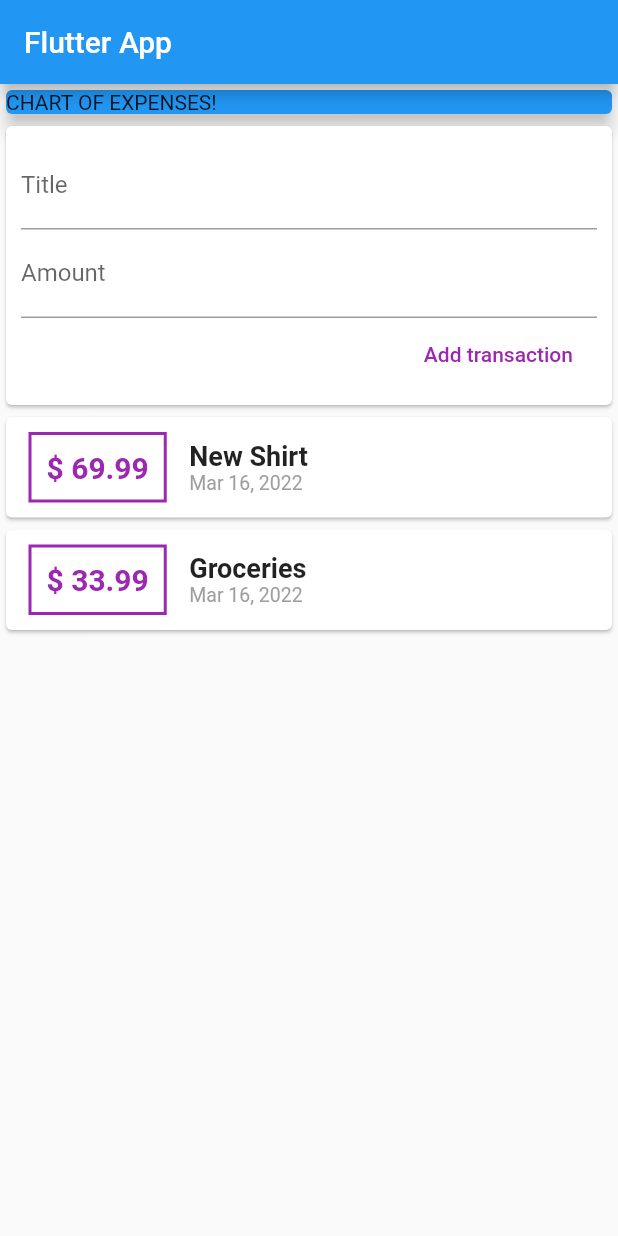
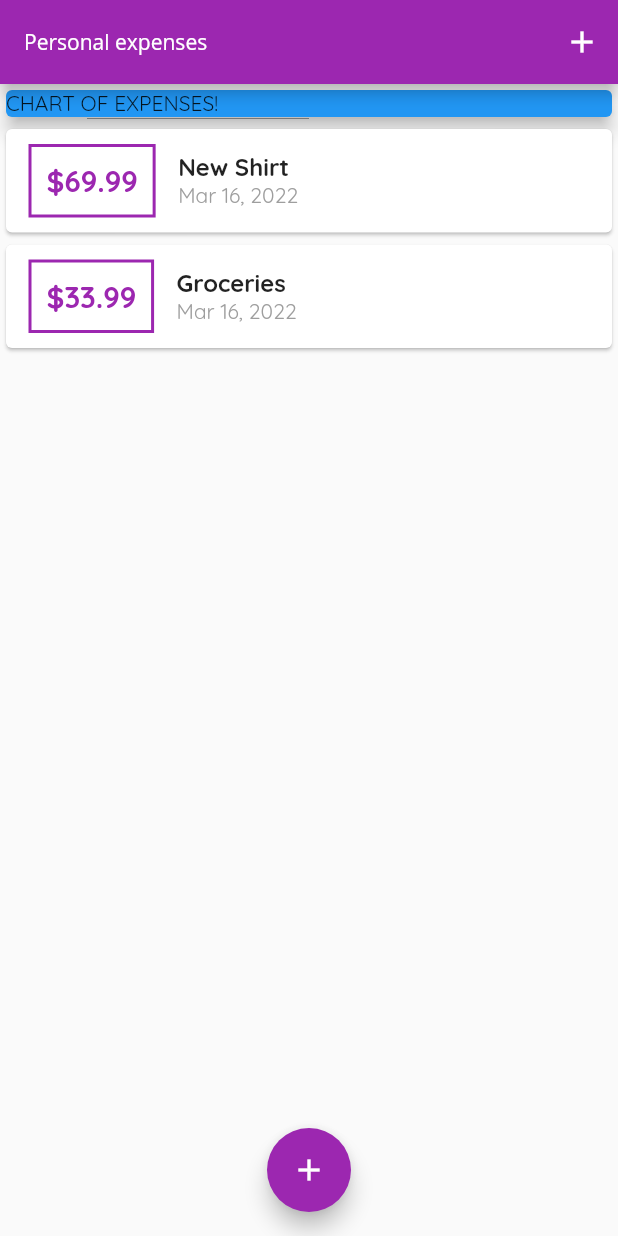
Before and after one commit to Alexsandrux/Learning_flutter, a Flutter app: the screen it shows after launch, on a phone screen of 412 x 824 dp. Run offline on Flutter 3.47's test engine with Material 2 defaults, Android fonts, the phone set to English and light mode, and no system bars.

Commit message:
adding theming and adding the posibility to add an expense by user

```diff
--- a/course_expenses_app/lib/main.dart
+++ b/course_expenses_app/lib/main.dart
@@ -1,6 +1,8 @@
-import './transaction.dart';
 import 'package:flutter/material.dart';
-import 'package:intl/intl.dart';
+
+import './widgets/new_transaction.dart';
+import './widgets/transaction_list.dart';
+import './models/transaction.dart';
 
 void main() => runApp(MyApp());
 
@@ -8,29 +10,78 @@
   @override
   Widget build(BuildContext context) {
     return MaterialApp(
-      title: 'Flutter App',
+      title: 'Personal expenses',
+      theme: ThemeData(
+        primarySwatch: Colors.purple,
+        fontFamily: 'Quicksand',
+        appBarTheme: AppBarTheme(
+          textTheme: ThemeData.light().textTheme.copyWith(
+                headline6: TextStyle(
+                  fontFamily: 'OpenSans',
+                ),
+              ),
+        ),
+      ),
       home: MyHomePage(),
     );
   }
 }
 
-class MyHomePage extends StatelessWidget {
-  final List<Transaction> transactions = [
+class MyHomePage extends StatefulWidget {
+  @override
+  State<MyHomePage> createState() => _MyHomePageState();
+}
+
+class _MyHomePageState extends State<MyHomePage> {
+  final List<Transaction> userTransactions = [
     Transaction(
         id: 't1', title: 'New Shirt', amount: 69.99, date: DateTime.now()),
     Transaction(
         id: 't2', title: 'Groceries', amount: 33.99, date: DateTime.now()),
   ];
-  // String titleInput;
-  // String amountInput;
-  final titleController = TextEditingController();
-  final amountController = TextEditingController();
+  void _addNewTransaction(String txTitle, double txAmount) {
+    final newTx = Transaction(
+      title: txTitle,
+      amount: txAmount,
+      date: DateTime.now(),
+      id: DateTime.now().toString(),
+    );
+
+    setState(() {
+      userTransactions.add(newTx);
+    });
+  }
+
+  void _startAddNewTransaction(BuildContext ctx) {
+    showModalBottomSheet(
+      context: ctx,
+      builder: (_) {
+        return GestureDetector(
+          onTap: () {},
+          child: NewTransaction(_addNewTransaction),
+          behavior: HitTestBehavior.opaque,
+        );
+      },
+    );
+  }
 
   @override
   Widget build(BuildContext context) {
     return Scaffold(
+      floatingActionButton: FloatingActionButton(
+        child: Icon(Icons.add),
+        onPressed: () => _startAddNewTransaction(context),
+      ),
+      floatingActionButtonLocation: FloatingActionButtonLocation.centerFloat,
       appBar: AppBar(
-        title: Text('Flutter App'),
+        title: Text(
+          'Personal expenses',
+        ),
+        actions: [
+          IconButton(
+              onPressed: () => _startAddNewTransaction(context),
+              icon: Icon(Icons.add)),
+        ],
       ),
       body: Column(
         mainAxisAlignment: MainAxisAlignment.start,
@@ -44,82 +95,7 @@
               elevation: 5,
             ),
           ),
-          Card(
-            child: Container(
-              padding: EdgeInsets.all(10),
-              child: Column(
-                crossAxisAlignment: CrossAxisAlignment.end,
-                children: [
-                  TextField(
-                    decoration: InputDecoration(labelText: 'Title'),
-                    // onChanged: (value) {
-                    //   this.titleInput = value;
-                    // },
-                    controller: titleController,
-                  ),
-                  TextField(
-                    decoration: InputDecoration(labelText: 'Amount'),
-                    // onChanged: (value) {
-                    //   this.amountInput = value;
-                    // },
-                    controller: amountController,
-                  ),
-                  FlatButton(
-                    onPressed: () {
-                      print(titleController.text);
-                      print(amountController.text);
-                    },
-                    child: Text('Add transaction'),
-                    textColor: Colors.purple,
-                  )
-                ],
-              ),
-            ),
-          ),
-          Column(
-            children: transactions.map((transaction) {
-              return Card(
-                child: Row(
-                  mainAxisAlignment: MainAxisAlignment.start,
-                  children: [
-                    Container(
-                      margin:
-                          EdgeInsets.symmetric(vertical: 10, horizontal: 15),
-                      padding: EdgeInsets.all(10),
-                      decoration: BoxDecoration(
-                          border: Border.all(
-                        color: Colors.purple,
-                        width: 2,
-                      )),
-                      child: Text(
-                        '\$ ${transaction.amount}',
-                        style: TextStyle(
-                            fontWeight: FontWeight.bold,
-                            fontSize: 20,
-                            color: Colors.purple),
-                      ),
-                    ),
-                    Column(
-                      crossAxisAlignment: CrossAxisAlignment.start,
-                      children: [
-                        Text(
-                          transaction.title,
-                          style: TextStyle(
-                            fontWeight: FontWeight.bold,
-                            fontSize: 18,
-                          ),
-                        ),
-                        Text(
-                          DateFormat.yMMMd().format(transaction.date),
-                          style: TextStyle(color: Colors.grey, fontSize: 13),
-                        )
-                      ],
-                    )
-                  ],
-                ),
-              );
-            }).toList(),
-          ),
+          TransactionList(userTransactions),
         ],
       ),
     );
--- /dev/null
+++ b/course_expenses_app/lib/widgets/transaction_list.dart
@@ -0,0 +1,67 @@
+import 'package:flutter/material.dart';
+import 'package:intl/intl.dart';
+
+import '../models/transaction.dart';
+
+class TransactionList extends StatelessWidget {
+  final List<Transaction> transactions;
+
+  TransactionList(this.transactions);
+
+  @override
+  Widget build(BuildContext context) {
+    return Container(
+      height: 300,
+      child: ListView.builder(
+        itemBuilder: (ctx, index) {
+          return Card(
+            child: Row(
+              children: <Widget>[
+                Container(
+                  margin: EdgeInsets.symmetric(
+                    vertical: 10,
+                    horizontal: 15,
+                  ),
+                  decoration: BoxDecoration(
+                    border: Border.all(
+                      color: Theme.of(context).primaryColor,
+                      width: 2,
+                    ),
+                  ),
+                  padding: EdgeInsets.all(10),
+                  child: Text(
+                    '\$${transactions[index].amount.toStringAsFixed(2)}',
+                    style: TextStyle(
+                      fontWeight: FontWeight.bold,
+                      fontSize: 20,
+                      color: Theme.of(context).primaryColor,
+                    ),
+                  ),
+                ),
+                Column(
+                  crossAxisAlignment: CrossAxisAlignment.start,
+                  children: <Widget>[
+                    Text(
+                      transactions[index].title,
+                      style: TextStyle(
+                        fontSize: 16,
+                        fontWeight: FontWeight.bold,
+                      ),
+                    ),
+                    Text(
+                      DateFormat.yMMMd().format(transactions[index].date),
+                      style: TextStyle(
+                        color: Colors.grey,
+                      ),
+                    ),
+                  ],
+                ),
+              ],
+            ),
+          );
+        },
+        itemCount: transactions.length,
+      ),
+    );
+  }
+}
```
Also changed, not shown: course_expenses_app/lib/widgets/new_transaction.dart (added, +59 -0 lines), course_expenses_app/pubspec.yaml (+11 -6 lines), course_expenses_app/assets/fonts/OpenSans-Bold.ttf (added), course_expenses_app/assets/fonts/OpenSans-Regular.ttf (added), course_expenses_app/assets/fonts/Quicksand-Bold.ttf (added), course_expenses_app/assets/fonts/Quicksand-Light.ttf (added), course_expenses_app/assets/fonts/Quicksand-Medium.ttf (added), course_expenses_app/assets/fonts/Quicksand-Regular.ttf (added), course_expenses_app/lib/models/transaction.dart (renamed from course_expenses_app/lib/transaction.dart).
